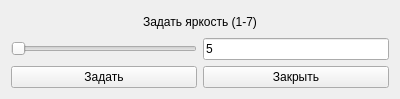
Before: the Qt Designer form ClimateControlSystem/Frames/SettingsFrames/SetScreenBrightnessForm.ui in Aleksey710/climatecontrolsystem, drawn with Qt 5.
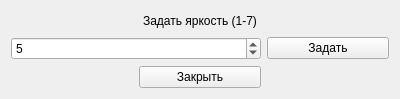
After: the same form once the commit is applied.

Diff of the .ui file:
```diff
--- a/ClimateControlSystem/Frames/SettingsFrames/SetScreenBrightnessForm.ui
+++ b/ClimateControlSystem/Frames/SettingsFrames/SetScreenBrightnessForm.ui
@@ -16,28 +16,34 @@
   <layout class="QGridLayout" name="gridLayout_2">
    <item row="0" column="0">
     <layout class="QGridLayout" name="gridLayout">
-     <item row="1" column="0">
-      <widget class="QSlider" name="horizontalSlider">
-       <property name="orientation">
-        <enum>Qt::Horizontal</enum>
+     <item row="2" column="1">
+      <widget class="QPushButton" name="pbClose">
+       <property name="text">
+        <string>Закрыть</string>
        </property>
       </widget>
      </item>
-     <item row="2" column="0">
+     <item row="1" column="2">
       <widget class="QPushButton" name="pbSet">
        <property name="text">
         <string>Задать</string>
        </property>
       </widget>
      </item>
-     <item row="1" column="1">
-      <widget class="QLineEdit" name="leBrightness">
-       <property name="text">
-        <string>5</string>
+     <item row="1" column="0" colspan="2">
+      <widget class="QSpinBox" name="sbBrightness">
+       <property name="minimum">
+        <number>1</number>
+       </property>
+       <property name="maximum">
+        <number>7</number>
+       </property>
+       <property name="value">
+        <number>5</number>
        </property>
       </widget>
      </item>
-     <item row="0" column="0" colspan="2">
+     <item row="0" column="0" colspan="3">
       <widget class="QLabel" name="label">
        <property name="text">
         <string>Задать яркость (1-7)</string>
@@ -47,13 +53,6 @@
        </property>
       </widget>
      </item>
-     <item row="2" column="1">
-      <widget class="QPushButton" name="pbClose">
-       <property name="text">
-        <string>Закрыть</string>
-       </property>
-      </widget>
-     </item>
     </layout>
    </item>
   </layout>
```
